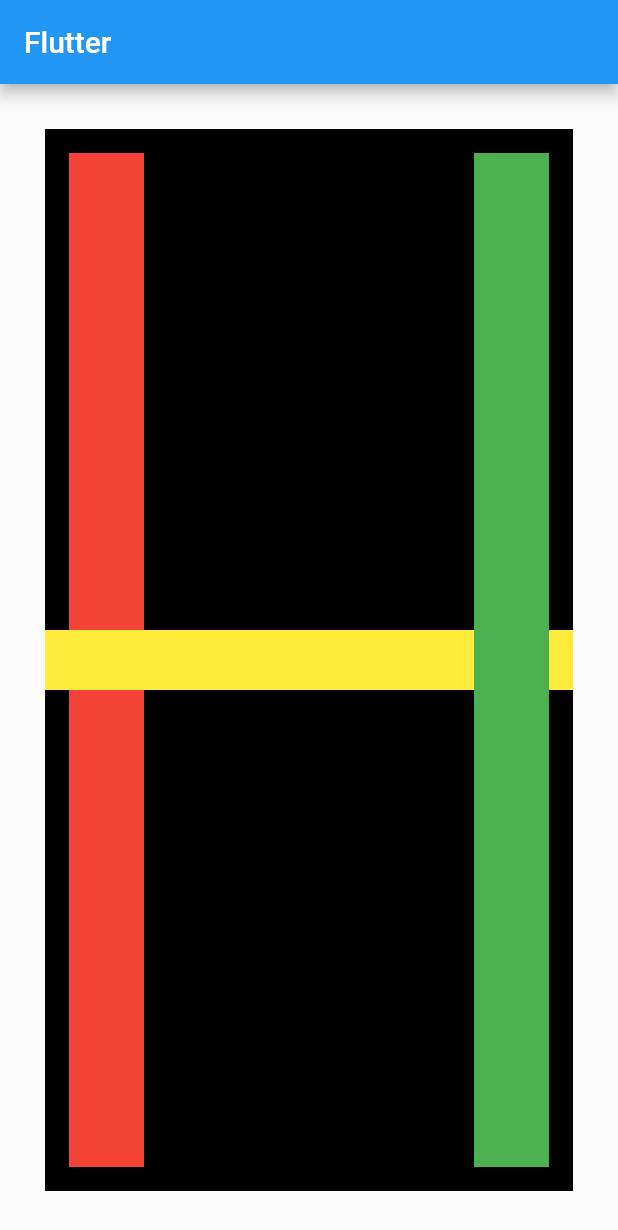
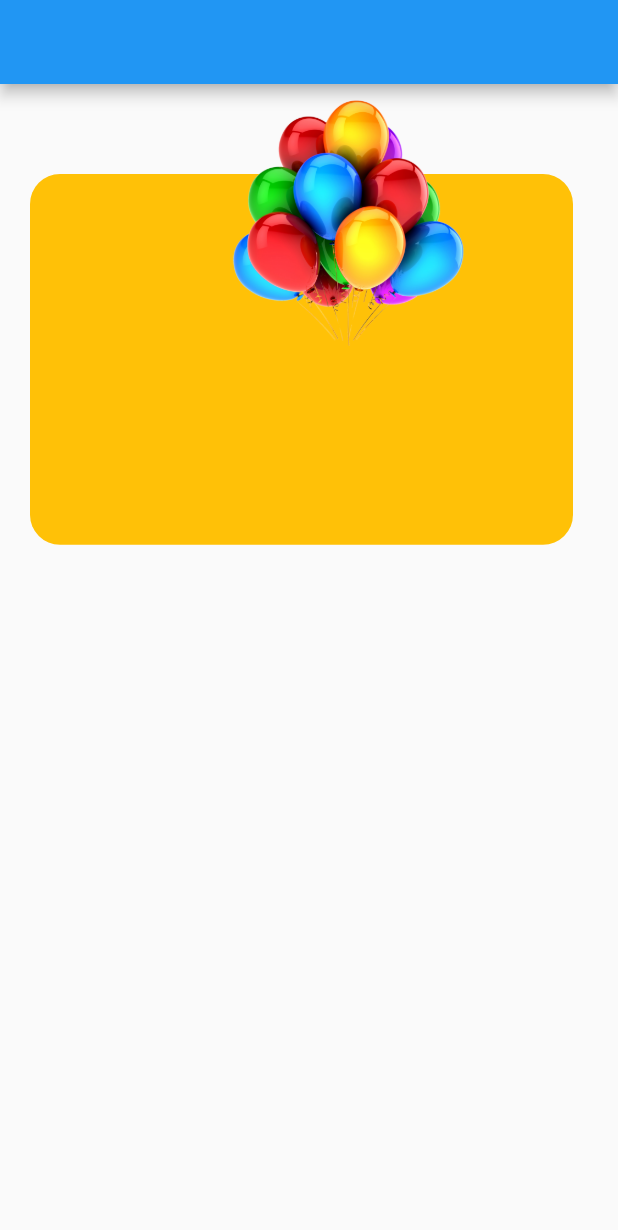
Before and after one commit to muhammadawaisyaseen/flutter_testing, a Flutter app: the screen it shows after launch, on a phone screen of 412 x 824 dp. Shown: the top 1230 px of the screen. Run offline on Flutter 3.47's test engine with Material 2 defaults, Android fonts, the phone set to English and light mode, and no system bars.

```diff
--- a/lib/main.dart
+++ b/lib/main.dart
@@ -1,5 +1,7 @@
 import 'package:flutter/material.dart';
 import 'package:flutter_application_2/screen/home_screen.dart';
+
+import 'screen/stack_testing.dart';
 
 void main() {
   runApp(const MyApp());
@@ -17,7 +19,7 @@ class MyApp extends StatelessWidget {
       theme: ThemeData(
         primarySwatch: Colors.blue,
       ),
-      home: HomeScreen(),
+      home: StackTesting(),
     );
   }
 }
--- a/lib/screen/home_screen.dart
+++ b/lib/screen/home_screen.dart
@@ -11,14 +11,12 @@ class HomeScreen extends StatelessWidget {
         ),
         body: Padding(
           padding: EdgeInsets.all(30),
-          child: Expanded(
           child: Stack(
             children: [
               // Black Container
               Container(
-                  // width: double.infinity,
-                  // height: double.infinity,
-
+                width: double.infinity,
+                height: double.infinity,
                 color: Colors.black,
               ),
 
@@ -56,7 +54,6 @@ class HomeScreen extends StatelessWidget {
               ),
             ],
           ),
-          ),
         ));
   }
 }
--- /dev/null
+++ b/lib/screen/stack_testing.dart
@@ -0,0 +1,41 @@
+import 'package:flutter/material.dart';
+import 'package:flutter/src/widgets/container.dart';
+import 'package:flutter/src/widgets/framework.dart';
+
+class StackTesting extends StatelessWidget {
+  const StackTesting({super.key});
+
+  @override
+  Widget build(BuildContext context) {
+    return Scaffold(
+      appBar: AppBar(),
+      body: Padding(
+        padding: const EdgeInsets.only(
+          left: 20,
+          right: 30,
+          top: 60,
+          bottom: 30,
+        ),
+        child: Stack(
+          clipBehavior: Clip.none,
+          children: [
+            Container(
+              height: MediaQuery.of(context).size.height * 0.3,
+              width: double.infinity,
+              decoration: const BoxDecoration(
+                  borderRadius: BorderRadius.all(Radius.circular(20)),
+                  color: Colors.amber),
+            ),
+            Positioned(
+              left: 130,
+              top: -50,
+              child: Image.asset("images/baloon.com.png",
+                  height: MediaQuery.of(context).size.height * 0.2,
+                  width: MediaQuery.of(context).size.width * 0.4),
+            ),
+          ],
+        ),
+      ),
+    );
+  }
+}
--- a/pubspec.yaml
+++ b/pubspec.yaml
@@ -60,8 +60,8 @@ flutter:
   uses-material-design: true
 
   # To add assets to your application, add an assets section, like this:
-  # assets:
-  #   - images/a_dot_burr.jpeg
+  assets:
+    - images/
   #   - images/a_dot_ham.jpeg
 
   # An image asset can refer to one or more resolution-specific "variants", see
```
Also changed, not shown: images/baloon.com.png (added). Lines whose indentation alone changed are shown as unchanged.
